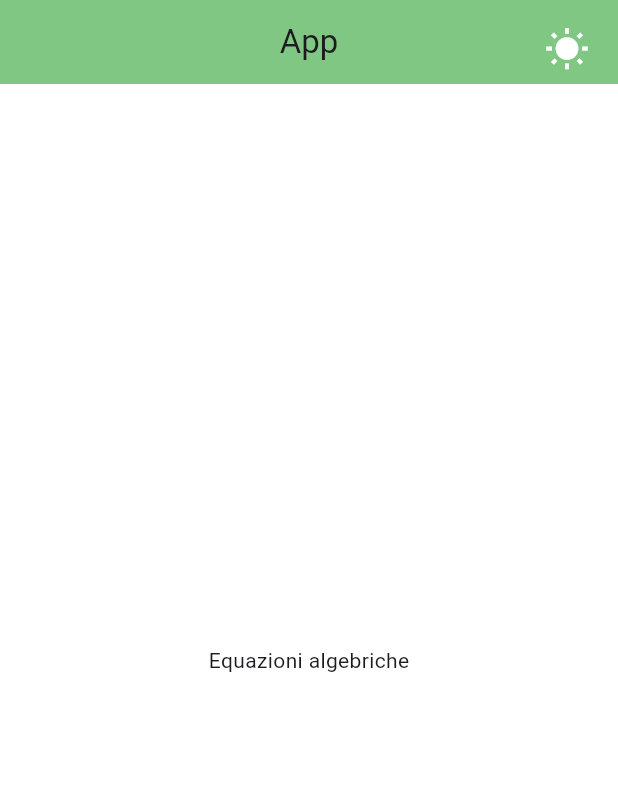
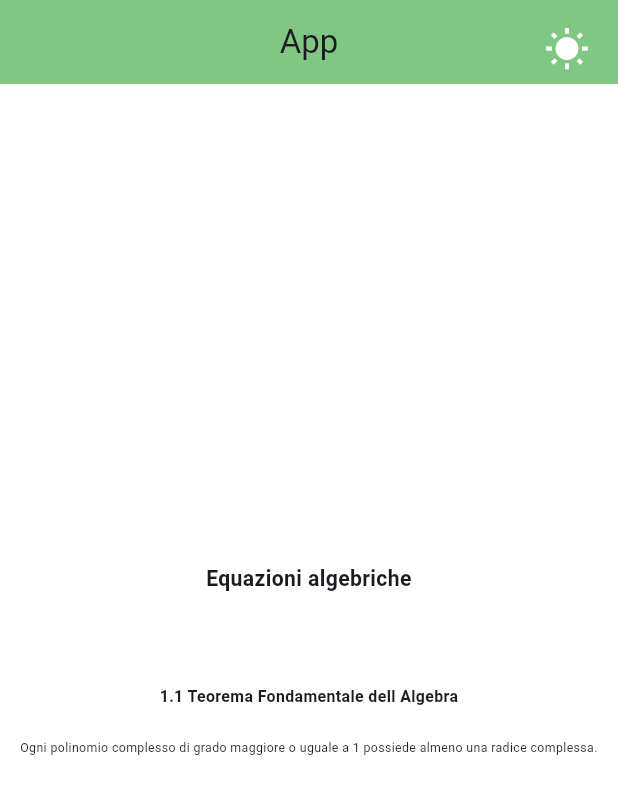
Before and after one commit to Lord-Lardellino/Fitness-App, a Flutter app: the EquazioniAlgebricheScreen screen opened by its route, on a phone screen of 412 x 824 dp. Shown: the top 794 px of the screen. Run offline on Flutter 3.47's test engine with Material 3 defaults, Android fonts, the phone set to English and light mode, and no system bars; our stand-ins replace flutter_local_notifications, get, go_router, google_fonts, jwt_decoder, shared_preferences and 2 more; accounts and stored records are empty.

Commit message:
Fix varie

```diff
--- a/front-end/lib/screens/home_screen.dart
+++ b/front-end/lib/screens/home_screen.dart
@@ -1,6 +1,6 @@
 import 'package:flutter/material.dart';
 import 'package:memos_app/utilities/navigaton_manager.dart';
-import 'package:memos_app/widgets/card_widget.dart';
+import 'package:memos_app/widgets/button_widget.dart';
 
 class HomePage extends StatefulWidget {
   HomePage({super.key});
@@ -23,7 +23,7 @@ class _HomePageState extends State<HomePage> {
           mainAxisAlignment: MainAxisAlignment.center,
           crossAxisAlignment: CrossAxisAlignment.center,
           children: [
-            CardWidget(
+            ButtonWidget(
                 title: '1 - Sistemi lineari e matrici',
                 url: NavigationManager.sistemiLineariMatrici),
           ],
--- a/front-end/lib/screens/sistemi_lineari_e_matrici/equazioni_algebriche_screen.dart
+++ b/front-end/lib/screens/sistemi_lineari_e_matrici/equazioni_algebriche_screen.dart
@@ -1,4 +1,5 @@
 import 'package:flutter/material.dart';
+import 'package:memos_app/widgets/title_widget.dart';
 
 class EquazioniAlgebricheScreen extends StatefulWidget {
   EquazioniAlgebricheScreen({super.key});
@@ -12,13 +13,16 @@ class _EquazioniAlgebricheScreenState extends State<EquazioniAlgebricheScreen> {
 
   @override
   Widget build(BuildContext context) {
-    return const Scaffold(
+    return Scaffold(
       body: Center(
         child: Column(
           mainAxisAlignment: MainAxisAlignment.center,
           crossAxisAlignment: CrossAxisAlignment.center,
           children: [
-            Text('Equazioni algebriche'),
+            TitleWidget(title: 'Equazioni algebriche',fontSize: 24,fontWeight: FontWeight.bold),
+            SizedBox(height: MediaQuery.of(context).size.width / 10,),
+            TitleWidget(title: '1.1 Teorema Fondamentale dell Algebra ',fontSize: 18,fontWeight: FontWeight.bold),
+            TitleWidget(title: 'Ogni polinomio complesso di grado maggiore o uguale a 1 possiede almeno una radice complessa.',fontSize: 14),
           ],
         ),
       ),
--- a/front-end/lib/screens/sistemi_lineari_e_matrici_screen.dart
+++ b/front-end/lib/screens/sistemi_lineari_e_matrici_screen.dart
@@ -1,6 +1,6 @@
 import 'package:flutter/material.dart';
 import 'package:memos_app/utilities/navigaton_manager.dart';
-import 'package:memos_app/widgets/card_widget.dart';
+import 'package:memos_app/widgets/button_widget.dart';
 
 class SistemiLineariMatriciSceen extends StatefulWidget {
   SistemiLineariMatriciSceen({super.key});
@@ -25,11 +25,11 @@ class _SistemiLineariMatriciSceenState
           crossAxisAlignment: CrossAxisAlignment.center,
           children: [
 
-            CardWidget(
+            ButtonWidget(
                 title: '1.1 - Principali insiemi numerici',
                 url: NavigationManager.principaliInsiemiNumerici),
 
-            CardWidget(
+            ButtonWidget(
                 title: '1.2 - Equazioni algebriche',
                 url: NavigationManager.equazioniAlgebriche),
           ],
--- /dev/null
+++ b/front-end/lib/widgets/title_widget.dart
@@ -0,0 +1,34 @@
+import 'package:flutter/material.dart';
+
+// ignore: must_be_immutable
+class TitleWidget extends StatefulWidget {
+  String title = "";
+  double fontSize = 24;
+  FontWeight? fontWeight = FontWeight.normal;
+
+  TitleWidget(
+      {super.key,
+      required this.title,
+      required this.fontSize,
+      this.fontWeight});
+
+  @override
+  State<StatefulWidget> createState() => _TitleWidgetState();
+}
+
+class _TitleWidgetState extends State<TitleWidget> {
+  @override
+  Widget build(BuildContext context) {
+    return Container(
+      margin: const EdgeInsets.all(10),
+      width: double.infinity,
+      alignment: Alignment.center,
+      child: Text(widget.title,
+          textAlign: TextAlign.center,
+          style: TextStyle(
+              fontSize: widget.fontSize, fontWeight: widget.fontWeight),
+          textScaler:
+              TextScaler.linear(MediaQuery.of(context).size.width / 700)),
+    );
+  }
+}
```
Also changed, not shown: front-end/lib/screens/notification_screen.dart (+1 -34 lines), front-end/lib/widgets/button_widget.dart (added, +34 -0 lines), front-end/lib/widgets/card_widget.dart (deleted, +0 -35 lines).
